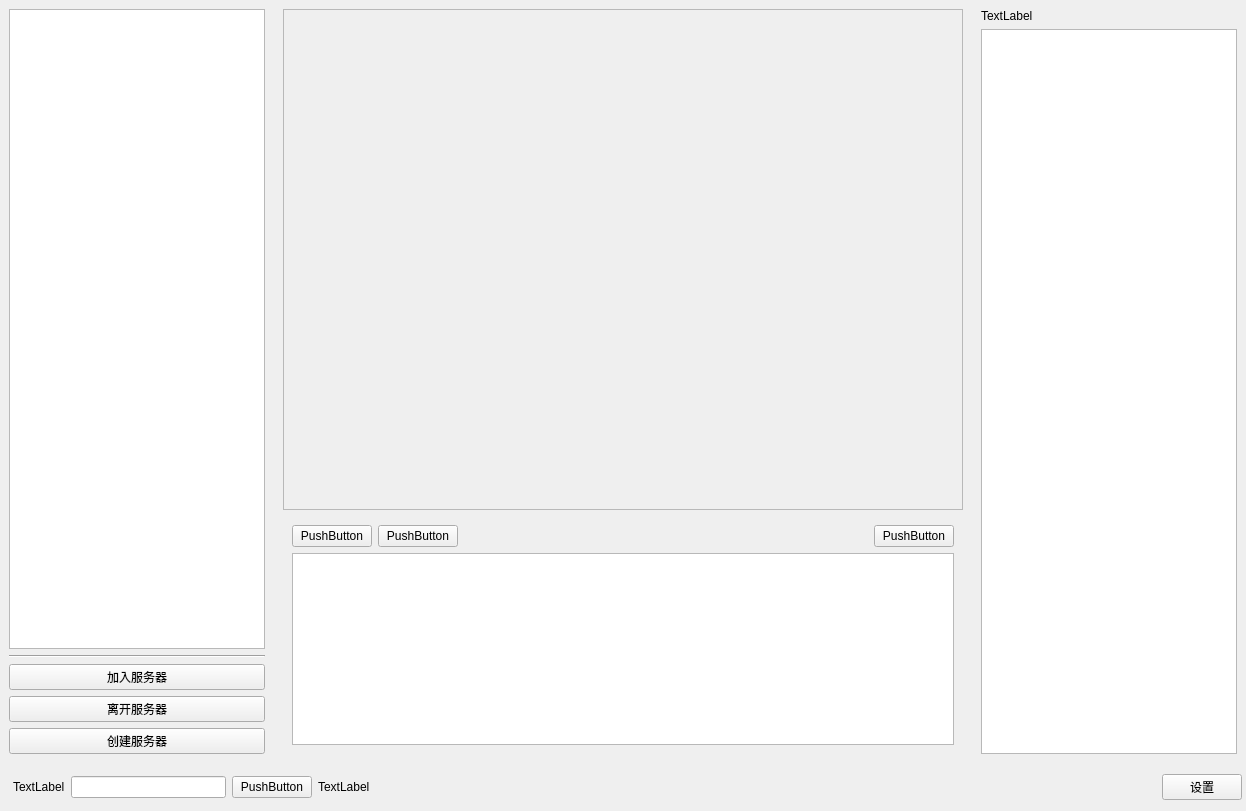
Old version of the form accord_client/ui/main.ui in the repository median-dxz/med-accord-client.
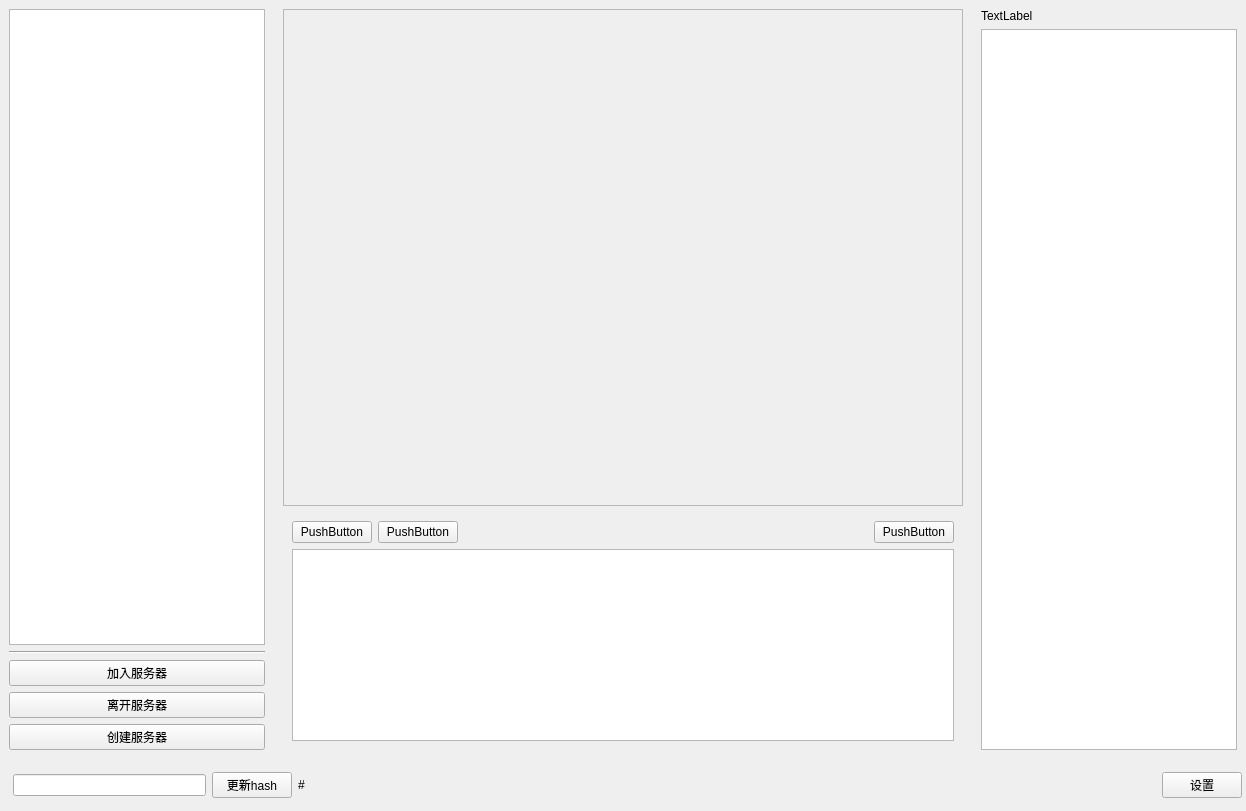
New version of the form.

Diff of the .ui file:
```diff
--- a/accord_client/ui/main.ui
+++ b/accord_client/ui/main.ui
@@ -223,26 +223,31 @@
        <widget class="QFrame" name="userInfo">
         <layout class="QHBoxLayout" name="horizontalLayout_2">
          <item>
-          <widget class="QLabel" name="label_2">
-           <property name="text">
-            <string>TextLabel</string>
-           </property>
-          </widget>
+          <widget class="QLineEdit" name="textInputName"/>
          </item>
          <item>
-          <widget class="QLineEdit" name="lineEdit"/>
-         </item>
-         <item>
-          <widget class="QPushButton" name="pushButton">
+          <widget class="QPushButton" name="buttonRequireHash">
            <property name="text">
-            <string>PushButton</string>
+            <string>更新hash</string>
            </property>
           </widget>
          </item>
          <item>
-          <widget class="QLabel" name="label">
+          <widget class="QLabel" name="labelHash">
+           <property name="sizePolicy">
+            <sizepolicy hsizetype="Fixed" vsizetype="Preferred">
+             <horstretch>0</horstretch>
+             <verstretch>0</verstretch>
+            </sizepolicy>
+           </property>
+           <property name="minimumSize">
+            <size>
+             <width>72</width>
+             <height>0</height>
+            </size>
+           </property>
            <property name="text">
-            <string>TextLabel</string>
+            <string># </string>
            </property>
           </widget>
          </item>
```
Left out of the diff: 2 changed lines with no effect on the pictures.
